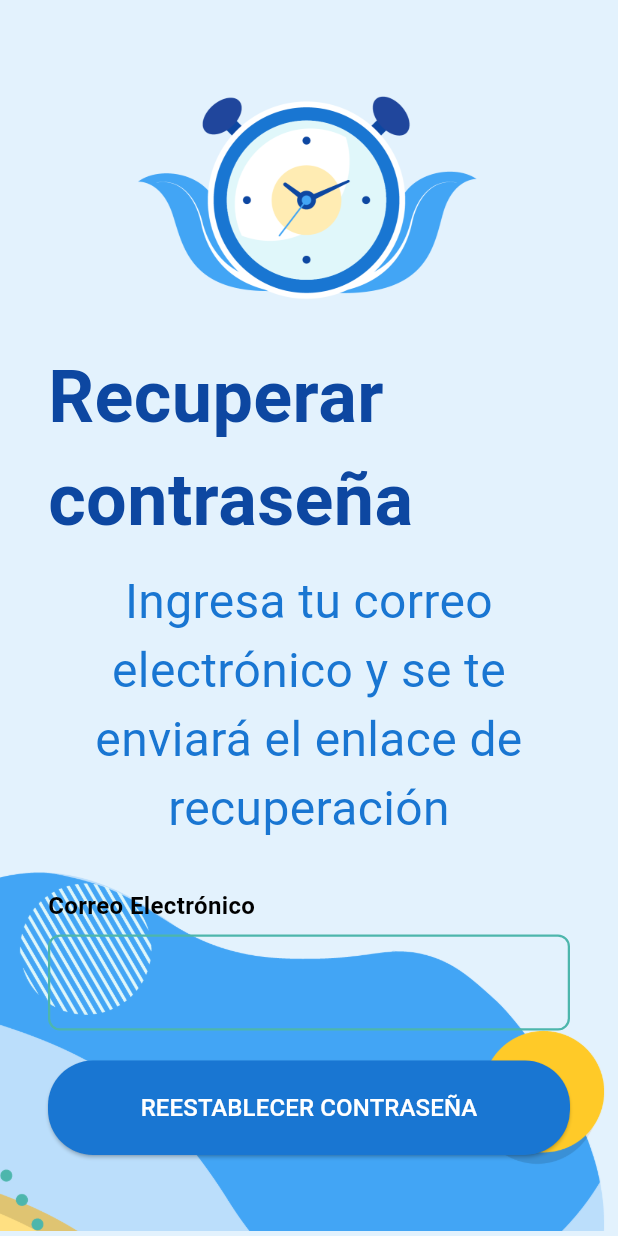
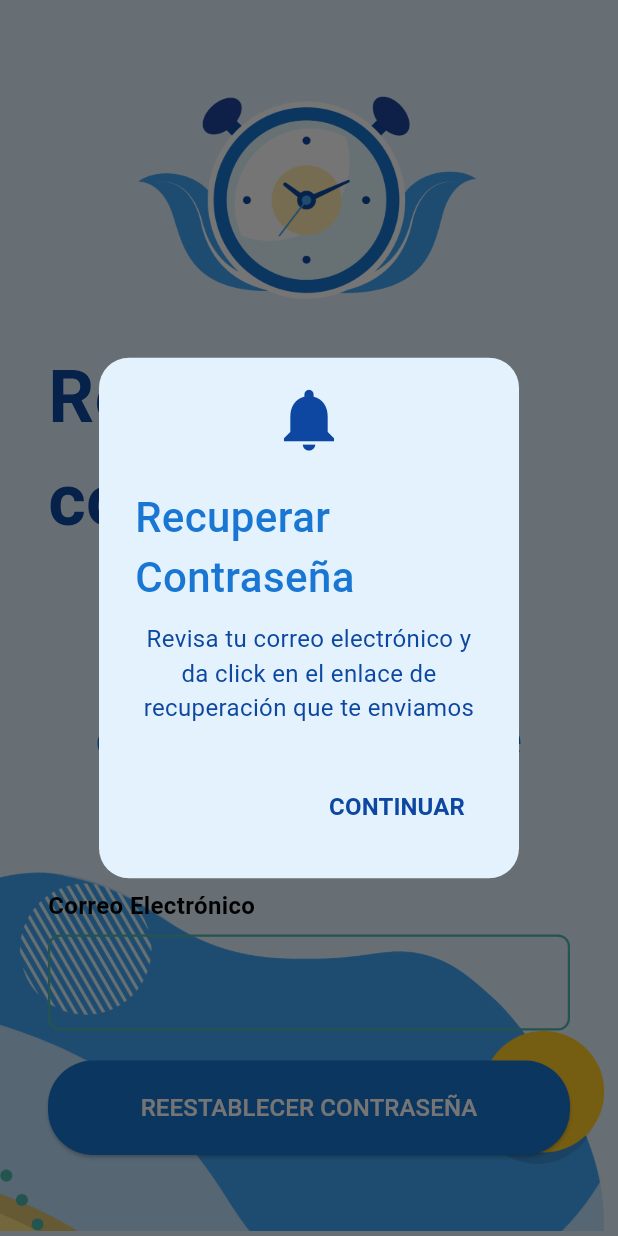
Before and after one commit to ValentinaRozo/SincronIA---Web, a Flutter app: the PantallaOlvideContrasena screen opened directly, after a tap on "REESTABLECER CONTRASEÑA", on a phone screen of 412 x 824 dp. Run offline on Flutter 3.47's test engine with Material 3 defaults, Android fonts, the phone set to English and light mode, and no system bars.

Commit message:
Modal de correo enviado listo

```diff
--- a/sincronia_web/lib/views/pantalla_olvide_contrsena.dart
+++ b/sincronia_web/lib/views/pantalla_olvide_contrsena.dart
@@ -1,5 +1,7 @@
 import 'package:flutter/material.dart';
+import 'package:sincronia_web/views/pantalla_cambiar_contrasena.dart';
 import 'package:sincronia_web/widgets/button.dart';
+import 'package:sincronia_web/widgets/modal.dart';
 import 'package:sincronia_web/widgets/text_field.dart';
 
 class PantallaOlvideContrasena extends StatelessWidget {
@@ -65,6 +67,25 @@ class PantallaOlvideContrasena extends StatelessWidget {
                       text: 'REESTABLECER CONTRASEÑA',
                       width: 400.0,
                       onPressed: () {
+                        showDialog(
+                          context: context,
+                          builder: (BuildContext context) {
+                            return CustomModal(
+                              title: 'Recuperar Contraseña',
+                              description:
+                                  'Revisa tu correo electrónico y da click en el enlace de recuperación que te enviamos',
+                              onPressed: () {
+                                Navigator.pop(context);
+                                Navigator.push(
+                                  context,
+                                  MaterialPageRoute(
+                                    builder: (context) => PantallaCambiarContrasena(),
+                                  ),
+                                );
+                              },
+                            );
+                          },
+                        );
                       },
                       baseColor: const Color(0xFF1976D2),
                     ),
--- /dev/null
+++ b/sincronia_web/lib/widgets/modal.dart
@@ -0,0 +1,71 @@
+import 'package:flutter/material.dart';
+
+class CustomModal extends StatelessWidget {
+  final String title;
+  final String description;
+  final VoidCallback onPressed;
+
+  const CustomModal({
+    Key? key,
+    required this.title,
+    required this.description,
+    required this.onPressed,
+  }) : super(key: key);
+
+  @override
+  Widget build(BuildContext context) {
+    final size = MediaQuery.of(context).size;
+    return AlertDialog(
+      shape: RoundedRectangleBorder(
+        borderRadius: BorderRadius.circular(20),
+      ),
+      backgroundColor: const Color(0xFFE3F2FD),
+      content: SizedBox(
+        width: size.width * 0.3,
+        child: Column(
+          mainAxisSize: MainAxisSize.min,
+          children: [
+            const Icon(
+              Icons.notifications,
+              size: 50,
+              color: Color(0xFF0D47A1),
+            ),
+            const SizedBox(height: 20),
+            Text(
+              title,
+              style: const TextStyle(
+                fontSize: 28,
+                fontWeight: FontWeight.w500,
+                color: Color(0xFF1976D2),
+              ),
+            ),
+            const SizedBox(height: 10),
+            Text(
+              description,
+              textAlign: TextAlign.center,
+              style: const TextStyle(
+                fontSize: 16,
+                color: Color(0xFF0D47A1),
+              ),
+            ),
+            const SizedBox(height: 30),
+            Align(
+              alignment: Alignment.bottomRight,
+              child: TextButton(
+                onPressed: onPressed,
+                child: const Text(
+                  'CONTINUAR',
+                  style: TextStyle(
+                    fontSize: 16,
+                    fontWeight: FontWeight.bold,
+                    color: Color(0xFF0D47A1),
+                  ),
+                ),
+              ),
+            ),
+          ],
+        ),
+      ),
+    );
+  }
+}
```
